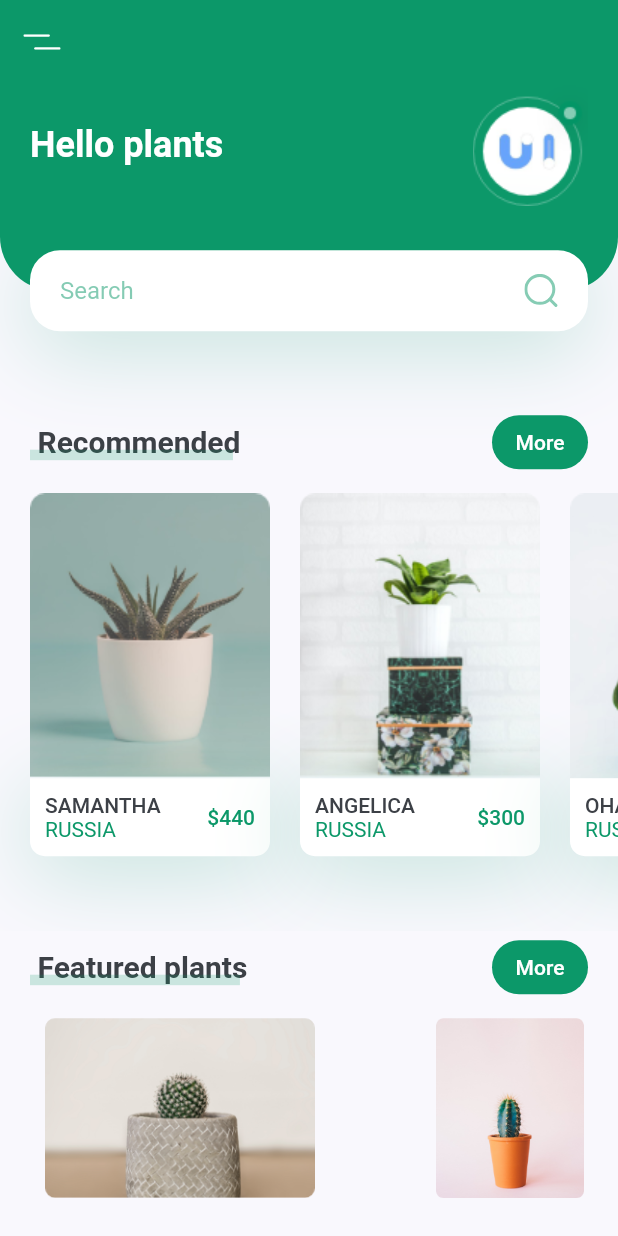
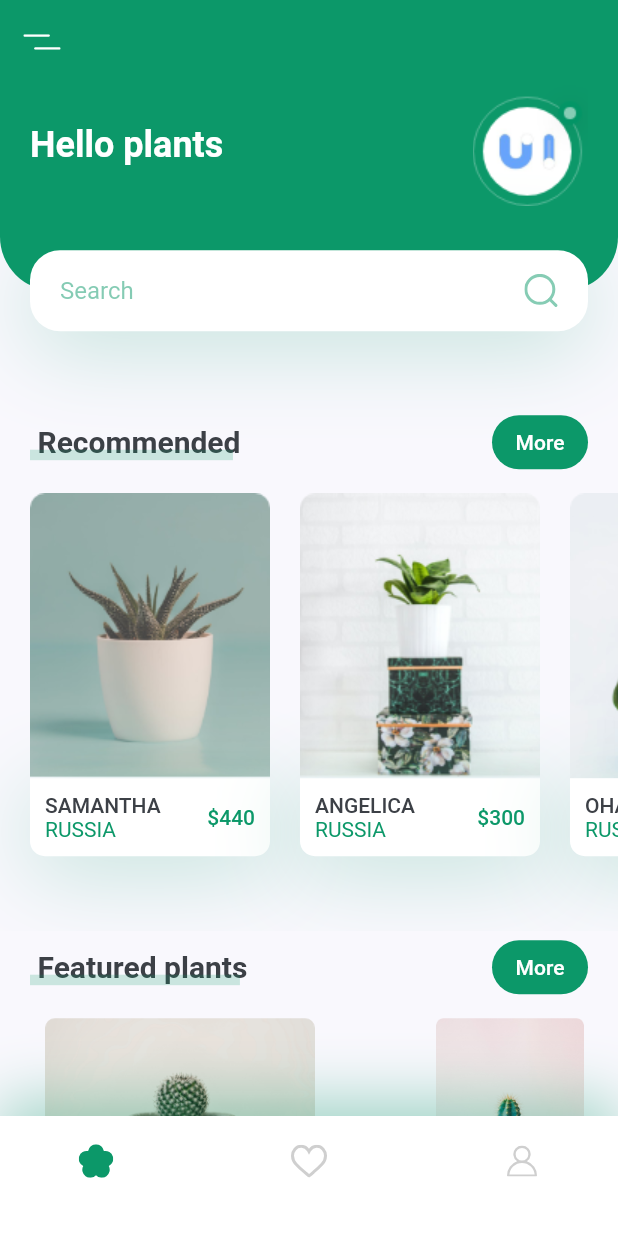
Before and after one commit to DeployChef/plants-flutter, a Flutter app: the screen it shows after launch, on a phone screen of 412 x 824 dp. Run offline on Flutter 3.47's test engine with Material 2 defaults, Android fonts, the phone set to English and light mode, and no system bars; our stand-ins replace flutter_svg.

Commit message:
list page done!

```diff
--- /dev/null
+++ b/lib/screens/home/components/my_bottom_navigation_bar.dart
@@ -0,0 +1,49 @@
+
+import 'package:flutter/material.dart';
+import 'package:flutter_svg/svg.dart';
+import 'package:plants/constants.dart';
+
+class MyBottomNavigationBar extends StatelessWidget {
+  const MyBottomNavigationBar({
+    Key? key,
+  }) : super(key: key);
+
+  @override
+  Widget build(BuildContext context) {
+    return Container(
+      padding: const EdgeInsets.only(
+        left: kDefaultPadding * 2,
+        right: kDefaultPadding * 2,
+        bottom: kDefaultPadding,
+      ),
+      height: 80,
+      decoration: BoxDecoration(
+        color: Colors.white,
+        boxShadow: [
+          BoxShadow(
+            offset: const Offset(0, -10),
+            blurRadius: 35,
+            color: kPrimaryColor.withOpacity(0.38),
+          ),
+        ],
+      ),
+      child: Row(
+        mainAxisAlignment: MainAxisAlignment.spaceBetween,
+        children: [
+          IconButton(
+            onPressed: () {},
+            icon: SvgPicture.asset("assets/icons/flower.svg"),
+          ),
+          IconButton(
+            onPressed: () {},
+            icon: SvgPicture.asset("assets/icons/heart-icon.svg"),
+          ),
+          IconButton(
+            onPressed: () {},
+            icon: SvgPicture.asset("assets/icons/user-icon.svg"),
+          ),
+        ],
+      ),
+    );
+  }
+}
--- a/lib/screens/home/home_screen.dart
+++ b/lib/screens/home/home_screen.dart
@@ -2,6 +2,7 @@ import 'package:flutter/material.dart';
 import 'package:flutter_svg/flutter_svg.dart';
 import 'package:plants/constants.dart';
 import 'package:plants/screens/home/components/body.dart';
+import 'package:plants/screens/home/components/my_bottom_navigation_bar.dart';
 
 class HomeScreen extends StatelessWidget {
   const HomeScreen({Key? key}) : super(key: key);
@@ -11,6 +12,7 @@ class HomeScreen extends StatelessWidget {
     return Scaffold(
       appBar: buildAppBar(),
       body: Body(),
+      bottomNavigationBar: MyBottomNavigationBar(),
     );
   }
 
```
